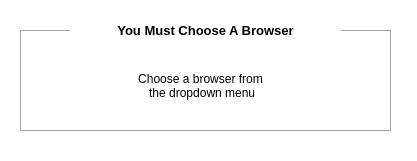
Before: the Qt Designer form src/pyqt/uiFiles/browser_dialog.ui in gerardpslowey/eMot, drawn with Qt 5.
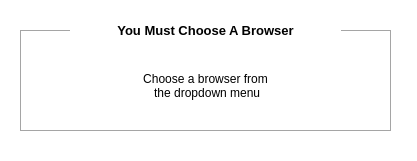
After: the same form once the commit is applied. Icons and pictures are not drawn.

What changed in the file:
```diff
--- a/src/pyqt/uiFiles/browser_dialog.ui
+++ b/src/pyqt/uiFiles/browser_dialog.ui
@@ -35,9 +35,9 @@
   <widget class="QLabel" name="label">
    <property name="geometry">
     <rect>
-     <x>100</x>
+     <x>30</x>
      <y>60</y>
-     <width>201</width>
+     <width>351</width>
      <height>51</height>
     </rect>
    </property>
```
Left out of the diff: 4 changed lines with no effect on the pictures.
